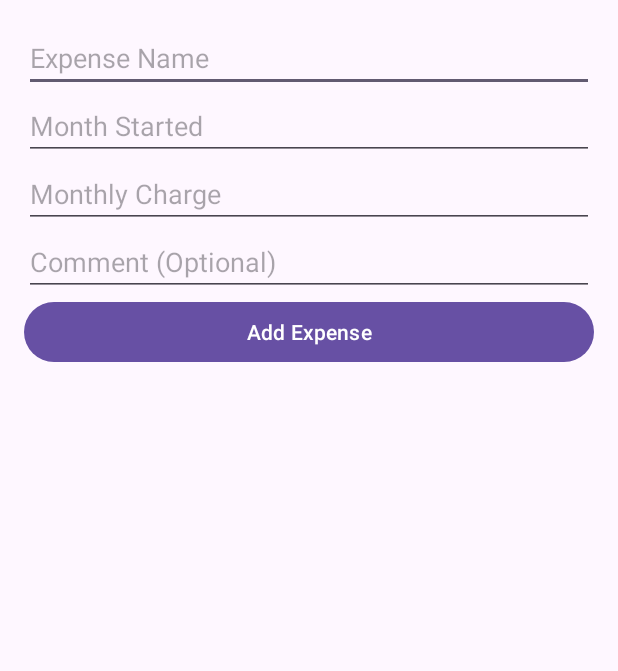
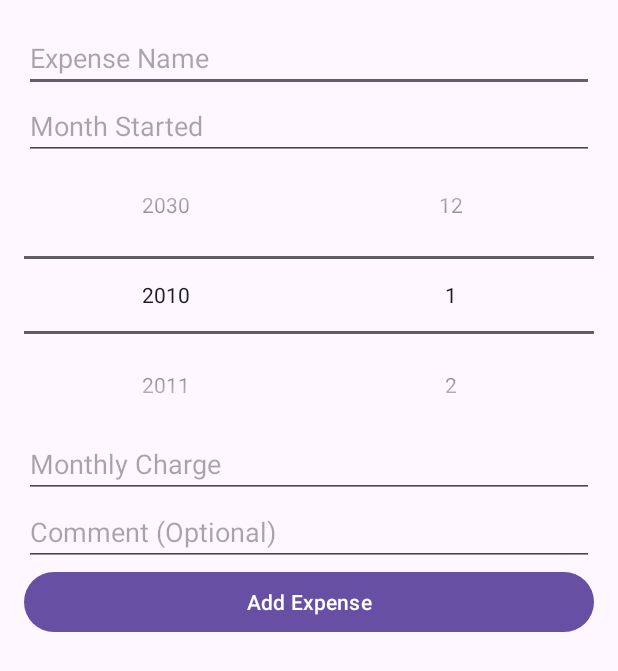
Before and after one commit to nikhilualberta/Android, an Android app: the AddExpenseActivity screen opened directly, with no data from a screen before it, on a phone screen of 412 x 824 dp. Shown: the top 671 px of the screen. Run offline under Robolectric (Android 15) with nearby library versions, the phone set to English and light mode, and no system bars.

Commit message:
added scroll wheel for data selection

```diff
--- a/nnayyar1ExpBook/app/src/main/java/com/example/nnayyar1_expbook/AddExpenseActivity.java
+++ b/nnayyar1ExpBook/app/src/main/java/com/example/nnayyar1_expbook/AddExpenseActivity.java
@@ -8,23 +8,32 @@ import android.util.Log;
 import android.view.View;
 import android.widget.Button;
 import android.widget.EditText;
+import android.widget.NumberPicker;
 
 public class AddExpenseActivity extends AppCompatActivity {
     private EditText expenseName;
-    private EditText expenseMonthStarted;
     private EditText expenseCharge;
     private EditText expenseComment;
     private Button addExpenseButton;
+    private NumberPicker yearPicker;
+    private NumberPicker monthPicker;
     @Override
     protected void onCreate(Bundle savedInstanceState) {
         super.onCreate(savedInstanceState);
         setContentView(R.layout.activity_add_expense);
 
         expenseName = findViewById(R.id.expenseName);
-        expenseMonthStarted = findViewById(R.id.expenseMonthStarted);
         expenseCharge = findViewById(R.id.expenseCharge);
         expenseComment = findViewById(R.id.expenseComment);
         addExpenseButton = findViewById(R.id.addExpenseButton);
+        yearPicker = findViewById(R.id.yearPicker);
+        monthPicker = findViewById(R.id.monthPicker);
+
+        yearPicker.setMinValue(2010);
+        yearPicker.setMaxValue(2030);
+
+        monthPicker.setMinValue(1);
+        monthPicker.setMaxValue(12);
 
         addExpenseButton.setOnClickListener(new View.OnClickListener() {
             @Override
@@ -32,7 +41,11 @@ public class AddExpenseActivity extends AppCompatActivity {
                 // get all of the user input for adding a new expense and send it to the expense
                 // list activity
                 String name = expenseName.getText().toString();
-                String monthStarted = expenseMonthStarted.getText().toString();
+                String month = "" + monthPicker.getValue();
+                if (1 <= monthPicker.getValue() && monthPicker.getValue() <= 9){
+                   month = "0" + monthPicker.getValue();
+                }
+                String monthStarted = yearPicker.getValue() + "-" + month;
                 double monthlyCharge = Double.parseDouble(expenseCharge.getText().toString());
                 String comment = expenseComment.getText().toString();
 
--- a/nnayyar1ExpBook/app/src/main/res/layout/activity_add_expense.xml
+++ b/nnayyar1ExpBook/app/src/main/res/layout/activity_add_expense.xml
@@ -17,7 +17,26 @@
         android:layout_width="match_parent"
         android:layout_height="wrap_content"
         android:hint="Month Started"
+        android:focusable="false"
         />
+    <LinearLayout
+        android:layout_width="match_parent"
+        android:layout_height="wrap_content"
+        android:orientation="horizontal">
+        <NumberPicker
+            android:layout_width="0dp"
+            android:layout_weight="1"
+            android:layout_height="wrap_content"
+            android:id="@+id/yearPicker">
+        </NumberPicker>
+        <NumberPicker
+            android:id="@+id/monthPicker"
+            android:layout_width="0dp"
+            android:layout_weight="1"
+            android:layout_height="wrap_content"
+            >
+        </NumberPicker>
+    </LinearLayout>
 
     <EditText
         android:id="@+id/expenseCharge"
```
